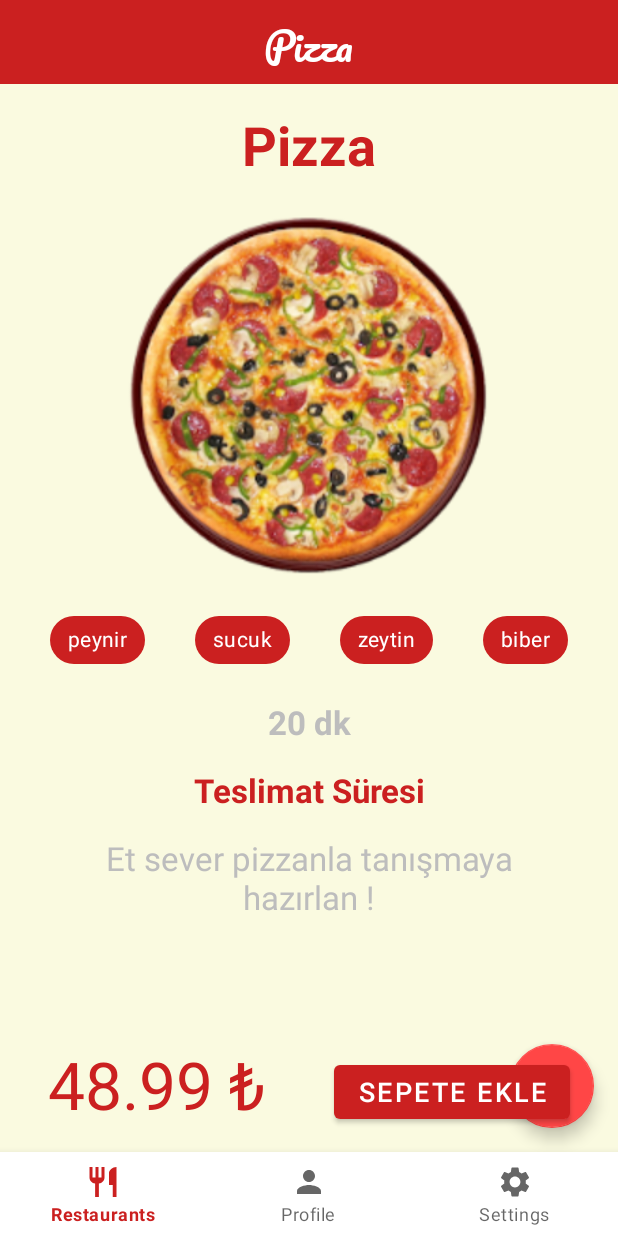
After one commit to Yemeksepeti-Mobil-Android-Bootcamp/teamB_homework3, an Android app: the fragment FoodDetailFragment placed in its activity, on a phone screen of 412 x 824 dp. The commit adds this screen. Run offline under Robolectric (Android 15) with nearby library versions, the phone set to English and light mode, and no system bars; our stand-ins replace Firebase (no records; nobody signed in at launch, a user with empty details on screens opened directly), navigation-ui; 5 statements that could not run were skipped.

Commit message:
Fixed some bugs

```diff
--- a/app/src/main/java/com/example/teambhomework3/fragments/food/AddFoodFragment.kt
+++ b/app/src/main/java/com/example/teambhomework3/fragments/food/AddFoodFragment.kt
@@ -73,7 +73,7 @@ class AddFoodFragment : Fragment() {
 
             Toast.makeText(context,"Food has been stored in Firestore", Toast.LENGTH_LONG).show()
 
-            val direction = AddFoodFragmentDirections.actionAddFoodFragmentToFoodsFragment(args.restaurantName)
+            val direction = AddFoodFragmentDirections.actionAddFoodFragmentToFoodsFragment(args.restaurantName, args.restaurantImage)
             findNavController().navigate(direction)
         }
     }
--- /dev/null
+++ b/app/src/main/java/com/example/teambhomework3/fragments/food/FoodDetailFragment.kt
@@ -0,0 +1,50 @@
+package com.example.teambhomework3.fragments.food
+
+import android.os.Bundle
+import androidx.fragment.app.Fragment
+import android.view.LayoutInflater
+import android.view.View
+import android.view.ViewGroup
+import androidx.navigation.fragment.navArgs
+import com.bumptech.glide.Glide
+import com.example.teambhomework3.R
+import com.example.teambhomework3.databinding.FragmentFoodDetail2Binding
+
+class FoodDetailFragment : Fragment() {
+    private var _binding: FragmentFoodDetail2Binding? = null
+    private val binding get() = _binding!!
+
+    private val args by navArgs<FoodDetailFragmentArgs>()
+
+    override fun onCreateView(
+        inflater: LayoutInflater,
+        container: ViewGroup?,
+        savedInstanceState: Bundle?
+    ): View? {
+        _binding = FragmentFoodDetail2Binding.inflate(inflater, container, false)
+        val view = binding.root
+
+        initViews()
+
+        return view
+    }
+
+    private fun initViews() {
+        binding.foodDetailTitle.text =args.foodDetail.foodName
+
+        Glide
+            .with(requireContext())
+            .load(args.foodDetail.foodImage)
+            .centerCrop()
+            .into(binding.foodDetailFoto)
+
+        binding.textViewFiyat.text = args.foodDetail.foodPrice
+
+        binding.textView7.text = args.foodDetail.foodDescription
+    }
+
+    override fun onDestroyView() {
+        super.onDestroyView()
+        _binding = null
+    }
+}
--- a/app/src/main/java/com/example/teambhomework3/fragments/onBoarding/DeliveryFragment.kt
+++ b/app/src/main/java/com/example/teambhomework3/fragments/onBoarding/DeliveryFragment.kt
@@ -22,7 +22,7 @@ class DeliveryFragment(private val data: OnBoardingData):Fragment() {
     }
     override fun onViewCreated(view: View, savedInstanceState: Bundle?) {
         super.onViewCreated(view, savedInstanceState)
-        binding.imageView.setImageResource(data.image)
+        //binding.imageView.setImageResource(data.image)
         binding.txtDescription.text = data.description
         binding.txtTitle.text = data.title
     }
--- a/app/src/main/java/com/example/teambhomework3/fragments/onBoarding/OrderFragment.kt
+++ b/app/src/main/java/com/example/teambhomework3/fragments/onBoarding/OrderFragment.kt
@@ -23,7 +23,7 @@ class OrderFragment(private val data: OnBoardingData) :Fragment(){
 
     override fun onViewCreated(view: View, savedInstanceState: Bundle?) {
         super.onViewCreated(view, savedInstanceState)
-        binding.imageView.setImageResource(data.image)
+        //binding.imageView.setImageResource(data.image)
         binding.txtDescription.text = data.description
         binding.txtTitle.text = data.title
     }
--- a/app/src/main/java/com/example/teambhomework3/fragments/onBoarding/PrepareFragment.kt
+++ b/app/src/main/java/com/example/teambhomework3/fragments/onBoarding/PrepareFragment.kt
@@ -21,7 +21,7 @@ class PrepareFragment(private val data: OnBoardingData):Fragment() {
 
     override fun onViewCreated(view: View, savedInstanceState: Bundle?) {
         super.onViewCreated(view, savedInstanceState)
-        binding.imageView.setImageResource(data.image)
+        //binding.imageView.setImageResource(data.image)
         binding.txtDescription.text = data.description
         binding.txtTitle.text = data.title
     }
--- a/app/src/main/java/com/example/teambhomework3/utils/adapters/RestaurantAdapter.kt
+++ b/app/src/main/java/com/example/teambhomework3/utils/adapters/RestaurantAdapter.kt
@@ -34,7 +34,7 @@ class RestaurantAdapter(private val restaurantList: ArrayList<Restaurant>, priva
 
     override fun onBindViewHolder(holder: MyViewHolder, position: Int) {
         val restaurant: Restaurant =restaurantList[position]
-        var navController: NavController? = null
+
         holder.restaurantName.text = restaurant.restaurantName
         holder.circularProgressDrawable.strokeWidth = 5f
         holder.circularProgressDrawable.centerRadius = 30f
@@ -49,7 +49,7 @@ class RestaurantAdapter(private val restaurantList: ArrayList<Restaurant>, priva
             .into(holder.restaurantImageView)
 
         holder.itemView.setOnClickListener {
-            val action = RestaurantsFragmentDirections.actionRestaurantsFragmentToFoodsFragment(restaurant.restaurantName)
+            val action = RestaurantsFragmentDirections.actionRestaurantsFragmentToFoodsFragment(restaurant.restaurantName, restaurant.restaurantImage)
             it.findNavController().navigate(action)
         }
     }
--- a/app/src/main/res/layout/activity_on_boarding_start.xml
+++ b/app/src/main/res/layout/activity_on_boarding_start.xml
@@ -5,7 +5,6 @@
     android:layout_width="match_parent"
     android:layout_height="match_parent"
     tools:context=".onBoarding.OnBoardingStartActivity">
-
 
     <androidx.appcompat.widget.AppCompatImageView
         android:id="@+id/imgPrevious"
--- a/app/src/main/res/layout/fragment_delivery.xml
+++ b/app/src/main/res/layout/fragment_delivery.xml
@@ -27,8 +27,8 @@
         android:textSize="@dimen/_14ssp"
         app:layout_constraintStart_toStartOf="@+id/txtTitle"
         app:layout_constraintTop_toBottomOf="@+id/txtTitle" />
+
     <androidx.appcompat.widget.AppCompatImageView
-        android:id="@+id/imageView"
         android:layout_width="match_parent"
         android:layout_height="0dp"
         android:src="@drawable/ic_deliveryfood"
@@ -36,6 +36,4 @@
         app:layout_constraintEnd_toEndOf="parent"
         app:layout_constraintStart_toStartOf="parent"
         app:layout_constraintTop_toBottomOf="@+id/txtDescription"/>
-
-
 </androidx.constraintlayout.widget.ConstraintLayout>
--- a/app/src/main/res/layout/fragment_food_detail.xml
+++ b/app/src/main/res/layout/fragment_food_detail2.xml
@@ -1,13 +1,13 @@
 <?xml version="1.0" encoding="utf-8"?>
 <androidx.constraintlayout.widget.ConstraintLayout xmlns:android="http://schemas.android.com/apk/res/android"
-    xmlns:app="http://schemas.android.com/apk/res-auto"
     xmlns:tools="http://schemas.android.com/tools"
     android:layout_width="match_parent"
     android:layout_height="match_parent"
-    tools:context=".MainActivity">
+    xmlns:app="http://schemas.android.com/apk/res-auto"
+    tools:context=".fragments.food.FoodDetailFragment">
 
     <TextView
-        android:id="@+id/textView4"
+        android:id="@+id/foodDetailTitle"
         android:layout_width="wrap_content"
         android:layout_height="wrap_content"
         android:layout_marginTop="@dimen/araMesafe"
@@ -18,10 +18,10 @@
         app:layout_constraintEnd_toEndOf="parent"
         app:layout_constraintHorizontal_bias="0.5"
         app:layout_constraintStart_toStartOf="parent"
-        app:layout_constraintTop_toBottomOf="@+id/toolbar" />
+        app:layout_constraintTop_toBottomOf="@+id/foodDetailToolbar" />
 
     <androidx.appcompat.widget.Toolbar
-        android:id="@+id/toolbar"
+        android:id="@+id/foodDetailToolbar"
         android:layout_width="0dp"
         android:layout_height="wrap_content"
         android:background="?attr/colorPrimary"
@@ -33,7 +33,7 @@
         app:layout_constraintTop_toTopOf="parent">
 
         <TextView
-            android:id="@+id/toolbarBaslik"
+            android:id="@+id/foodDetailToolbarBaslik"
             android:layout_width="wrap_content"
             android:layout_height="wrap_content"
             android:layout_gravity="center"
@@ -44,19 +44,17 @@
             tools:layout_editor_absoluteX="189dp"
             tools:layout_editor_absoluteY="18dp" />
 
-
-
     </androidx.appcompat.widget.Toolbar>
 
     <ImageView
-        android:id="@+id/imageView"
-        android:layout_width="wrap_content"
-        android:layout_height="wrap_content"
+        android:id="@+id/foodDetailFoto"
+        android:layout_width="250dp"
+        android:layout_height="250dp"
         android:layout_marginTop="@dimen/araMesafe"
         app:layout_constraintEnd_toEndOf="parent"
         app:layout_constraintHorizontal_bias="0.5"
         app:layout_constraintStart_toStartOf="parent"
-        app:layout_constraintTop_toBottomOf="@+id/textView4"
+        app:layout_constraintTop_toBottomOf="@+id/foodDetailTitle"
         app:srcCompat="@drawable/pizza_resim" />
 
     <com.google.android.material.chip.Chip
@@ -71,7 +69,7 @@
         app:layout_constraintEnd_toStartOf="@+id/chip6"
         app:layout_constraintHorizontal_bias="0.5"
         app:layout_constraintStart_toStartOf="parent"
-        app:layout_constraintTop_toBottomOf="@+id/imageView" />
+        app:layout_constraintTop_toBottomOf="@+id/foodDetailFoto" />
 
     <com.google.android.material.chip.Chip
         android:id="@+id/chip6"
@@ -84,7 +82,7 @@
         app:layout_constraintEnd_toStartOf="@+id/chip7"
         app:layout_constraintHorizontal_bias="0.5"
         app:layout_constraintStart_toEndOf="@+id/chip5"
-        app:layout_constraintTop_toBottomOf="@+id/imageView" />
+        app:layout_constraintTop_toBottomOf="@+id/foodDetailFoto" />
 
     <com.google.android.material.chip.Chip
         android:id="@+id/chip7"
@@ -97,7 +95,7 @@
         app:layout_constraintEnd_toStartOf="@+id/chip8"
         app:layout_constraintHorizontal_bias="0.5"
         app:layout_constraintStart_toEndOf="@+id/chip6"
-        app:layout_constraintTop_toBottomOf="@+id/imageView" />
+        app:layout_constraintTop_toBottomOf="@+id/foodDetailFoto" />
 
     <com.google.android.material.chip.Chip
         android:id="@+id/chip8"
@@ -110,7 +108,7 @@
         app:layout_constraintEnd_toEndOf="parent"
         app:layout_constraintHorizontal_bias="0.5"
         app:layout_constraintStart_toEndOf="@+id/chip7"
-        app:layout_constraintTop_toBottomOf="@+id/imageView" />
+        app:layout_constraintTop_toBottomOf="@+id/foodDetailFoto" />
 
     <TextView
         android:id="@+id/textView5"
@@ -179,6 +177,4 @@
         app:layout_constraintBottom_toBottomOf="parent"
         app:layout_constraintEnd_toEndOf="parent" />
 
-
-
 </androidx.constraintlayout.widget.ConstraintLayout>
--- a/app/src/main/res/layout/fragment_prepare.xml
+++ b/app/src/main/res/layout/fragment_prepare.xml
@@ -28,7 +28,6 @@
         app:layout_constraintStart_toStartOf="@+id/txtTitle"
         app:layout_constraintTop_toBottomOf="@+id/txtTitle" />
     <androidx.appcompat.widget.AppCompatImageView
-        android:id="@+id/imageView"
         android:layout_width="match_parent"
         android:layout_height="0dp"
         android:src="@drawable/ic_safecooking"
--- a/app/src/main/res/navigation/nav_graph.xml
+++ b/app/src/main/res/navigation/nav_graph.xml
@@ -27,6 +27,12 @@
         <argument
             android:name="restaurantNameData"
             app:argType="string" />
+        <argument
+            android:name="restaurantImageData"
+            app:argType="string" />
+        <action
+            android:id="@+id/action_foodsFragment_to_foodDetailFragment"
+            app:destination="@id/foodDetailFragment" />
     </fragment>
     <fragment
         android:id="@+id/profileFragment"
@@ -53,6 +59,9 @@
         <argument
             android:name="restaurantName"
             app:argType="string" />
+        <argument
+            android:name="restaurantImage"
+            app:argType="string" />
     </fragment>
     <fragment
         android:id="@+id/addRestaurantFragment"
@@ -68,4 +77,13 @@
         android:name="com.example.teambhomework3.onBoarding.OnBoardingStartActivity"
         android:label="activity_on_boarding_start"
         tools:layout="@layout/activity_on_boarding_start" />
+    <fragment
+        android:id="@+id/foodDetailFragment"
+        android:name="com.example.teambhomework3.fragments.food.FoodDetailFragment"
+        android:label="fragment_food_detail2"
+        tools:layout="@layout/fragment_food_detail2" >
+        <argument
+            android:name="foodDetail"
+            app:argType="com.example.teambhomework3.entity.Food" />
+    </fragment>
 </navigation>
```
Also changed, not shown: app/src/main/java/com/example/teambhomework3/fragments/food/FoodsFragment.kt (+11 -1 lines), app/src/main/java/com/example/teambhomework3/fragments/sign/SignInFragment.kt (deleted, +0 -60 lines), app/src/main/java/com/example/teambhomework3/fragments/sign/SignUpFragment.kt (deleted, +0 -60 lines), app/src/main/java/com/example/teambhomework3/utils/adapters/FoodAdapter.kt (+18 -3 lines), app/src/main/res/layout/activity_on_boarding_finish.xml (+12 -17 lines), app/src/main/res/layout/cardview_2.xml (deleted, +0 -90 lines), app/src/main/res/layout/fragment_sign_in.xml (deleted, +0 -14 lines), app/src/main/res/layout/fragment_sign_up.xml (deleted, +0 -14 lines), app/src/main/res/layout/item_food.xml (added, +79 -0 lines).
